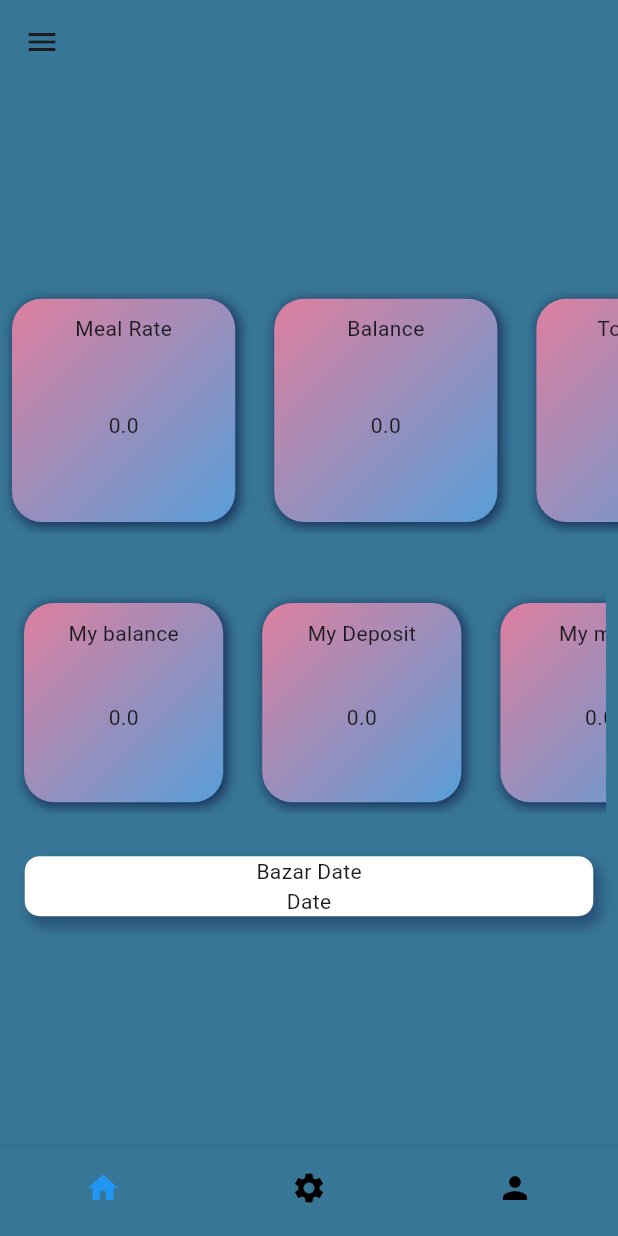
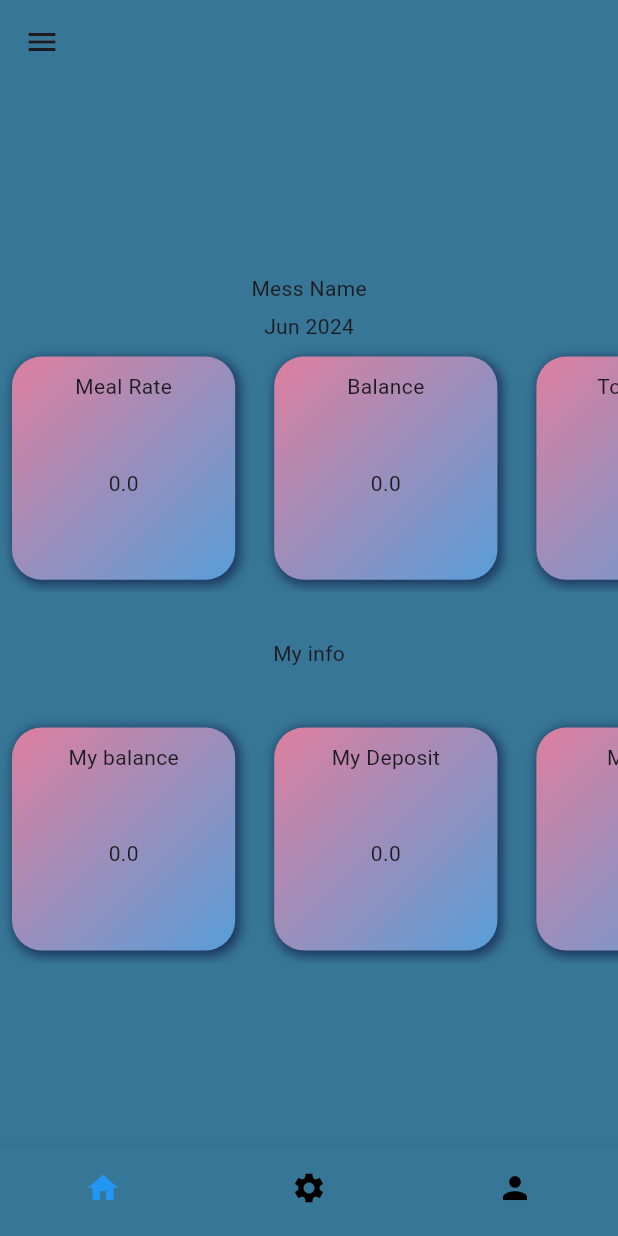
Before and after one commit to ehsanul1100/messmanager, a Flutter app: the screen it shows once a user with an empty profile is signed in, on a phone screen of 412 x 824 dp. Run offline on Flutter 3.47's test engine with Material 3 defaults, Android fonts, the phone set to English and light mode, and no system bars; our stand-ins replace cloud_firestore, firebase_auth, firebase_core, glassmorphism_ui, rxdart, sqflite; accounts and stored records are empty.

Commit message:
Try to presenting personal data

```diff
--- a/lib/Managerdashboard/ManagerDashBoardBody.dart
+++ b/lib/Managerdashboard/ManagerDashBoardBody.dart
@@ -1,7 +1,9 @@
 import 'package:cloud_firestore/cloud_firestore.dart';
 import 'package:flutter/material.dart';
+import 'package:intl/intl.dart';
 import 'package:messmanager/LoginPage/textfildStyle.dart';
 import 'package:messmanager/Managerdashboard/ManagerDashboardDesign.dart';
+import 'package:messmanager/Mess/add_meal.dart';
 import 'package:messmanager/Mess/mess_information.dart';
 import 'package:rxdart/rxdart.dart';
 
@@ -13,16 +15,6 @@ class ManagerDashboardBody extends StatefulWidget {
 }
 
 class _ManagerDashboardBodyState extends State<ManagerDashboardBody> {
-  double? myMeal = 0.0;
-  double? myDeposit = 0.0;
-  double? myCost = 0.0;
-  double? myBalance = 0.0;
-  double? mealRate = 0.0;
-  double? balance = 0.0;
-  double? totalMeal = 0.0;
-  double? totalDeposit = 0.0;
-  double? totalShoppingCost = 0.0;
-  MessDtails messDtails = MessDtails();
   @override
   Widget build(BuildContext context) {
     return Stack(
@@ -37,14 +29,17 @@ class _ManagerDashboardBodyState extends State<ManagerDashboardBody> {
               mainAxisAlignment: MainAxisAlignment.start,
               crossAxisAlignment: CrossAxisAlignment.center,
               children: [
-                Container(
-                  decoration: BoxDecoration(
-                      // boxShadow: [
-                      //   boxShadow
-                      // ],
-                      // color: Colors.white,
-                      // borderRadius: BorderRadius.circular(10)
+                SizedBox(
+                  height: MediaQuery.of(context).size.height * .03,
+                  child: creatFutureBuilderForMessName(),
                 ),
+                SizedBox(
+                  height: MediaQuery.of(context).size.height * .03,
+                  child: Center(
+                    child: Text(DateFormat('yMMM').format(DateTime.now())),
+                  ),
+                ),
+                SizedBox(
                   // shadowColor: Color.fromARGB(95, 0, 0, 0),
                   height: MediaQuery.of(context).size.height * .20,
                   width: MediaQuery.of(context).size.width,
@@ -61,13 +56,13 @@ class _ManagerDashboardBodyState extends State<ManagerDashboardBody> {
                       'Monthly_diposit_table',
                       'Diposit'),
                 ),
-                Padding(
-                  padding: const EdgeInsets.only(top: 30),
-                  child: Container(
+                SizedBox(
+                  height: MediaQuery.of(context).size.height*.1,
+                  child: Center(child: Text('My info')),
+                ),
+                SizedBox(
                     height: MediaQuery.of(context).size.height * .2,
                     width: MediaQuery.of(context).size.width,
-                      child: Padding(
-                        padding: const EdgeInsets.all(8.0),
                     child: creatStreamBuilderForMember(
                         'Meal_Table',
                         'Monthly_meal_table',
@@ -75,23 +70,7 @@ class _ManagerDashboardBodyState extends State<ManagerDashboardBody> {
                         'Cost_Table',
                         'Monthly_cost_table',
                         'Cost',
-                            'Mess_Member_table'),
-                      )),
-                ),
-                Padding(
-                  padding: const EdgeInsets.symmetric(vertical: 20),
-                  child: Container(
-                    decoration: BoxDecoration(
-                        boxShadow: [boxShadow],
-                        color: Colors.white,
-                        borderRadius: BorderRadius.circular(10)),
-                    width: MediaQuery.of(context).size.width * .92,
-                    child: Column(
-                      mainAxisAlignment: MainAxisAlignment.spaceEvenly,
-                      children: [Text('Bazar Date'), Text('Date')],
-                    ),
-                  ),
-                )
+                        'Mess_Member_table')),
               ],
             ),
           ),
@@ -129,19 +108,22 @@ class _ManagerDashboardBodyState extends State<ManagerDashboardBody> {
           Map<String, dynamic>? totalMealData = snapshot.data?.data1;
           Map<String, dynamic>? totalCostData = snapshot.data?.data2;
           Map<String, dynamic>? memberData = snapshot.data?.data3;
+          double mealCost;
+          try {
+            mealCost = memberData?['meal']*(totalCostData?[cost] / totalMealData?[meal]);
+          } catch (e) {
+            mealCost = 0.0;
+          }
           return GridView(
-            gridDelegate: SliverGridDelegateWithFixedCrossAxisCount(
+            gridDelegate: const SliverGridDelegateWithFixedCrossAxisCount(
                 mainAxisSpacing: 10, crossAxisCount: 1),
             scrollDirection: Axis.horizontal,
             children: [
               Padding(
                 padding: const EdgeInsets.all(8.0),
                 child: creatContainer(
-                    'My balance',
-                    doubleOutput(memberData?['diposit'] -
-                        (doubleOutput(memberData?['meal'] *
-                            (doubleOutput(totalCostData?[meal] )/
-                                doubleOutput(totalMealData?[cost])))))),
+                    'My balance',doubleOutput(memberData?['diposit']- mealCost)
+                ),
               ),
               Padding(
                 padding: const EdgeInsets.all(8.0),
@@ -157,10 +139,7 @@ class _ManagerDashboardBodyState extends State<ManagerDashboardBody> {
                 padding: const EdgeInsets.all(8.0),
                 child: creatContainer(
                     'My meal cost',
-                    doubleOutput(((memberData?['meal'] *
-                        doubleOutput(
-                            (doubleOutput(totalCostData?[meal] )/
-                                doubleOutput(totalMealData?[cost]))))))),
+                    doubleOutput(mealCost)),
               ),
               Padding(
                 padding: const EdgeInsets.all(8.0),
@@ -249,7 +228,7 @@ class _ManagerDashboardBodyState extends State<ManagerDashboardBody> {
           Map<String, dynamic>? depositData = snapshot.data?.data3;
 
           return GridView(
-            gridDelegate: SliverGridDelegateWithFixedCrossAxisCount(
+            gridDelegate: const SliverGridDelegateWithFixedCrossAxisCount(
                 mainAxisSpacing: 10, crossAxisCount: 1),
             scrollDirection: Axis.horizontal,
             children: [
@@ -312,6 +291,20 @@ class _ManagerDashboardBodyState extends State<ManagerDashboardBody> {
       },
     );
   }
+
+  FutureBuilder<DocumentSnapshot<Map<String,dynamic>>> creatFutureBuilderForMessName(){
+    MessDtails messDtails = MessDtails();
+    return FutureBuilder<DocumentSnapshot<Map<String,dynamic>>>(future: messDtails.messNameReturn(), builder: (context, snapshot) {
+      if (snapshot.hasData) {
+        Map<String,dynamic>? messData = snapshot.data?.data();
+        return Center(
+          child: Text(messData?['messName']),
+        );
+      } else {
+        return const Center(child: Text('Mess Name'),);
+      }
+    },);
+  }
 }
 
 
--- a/lib/Mess/mess_information.dart
+++ b/lib/Mess/mess_information.dart
@@ -27,7 +27,11 @@ class MessDtails {
     }
   }
 
-  void messNameReturn(int messId) async {}
+  Future<DocumentSnapshot<Map<String,dynamic>>> messNameReturn() async {
+      AddMeal addMeal = AddMeal();
+      int messId = await addMeal.getMessId();
+      return await FirebaseFirestore.instance.collection('All_Mess').doc('$messId').get();
+  }
 
   void updateMessInfo(
     int messId,
```
Lines whose indentation alone changed are shown as unchanged.
